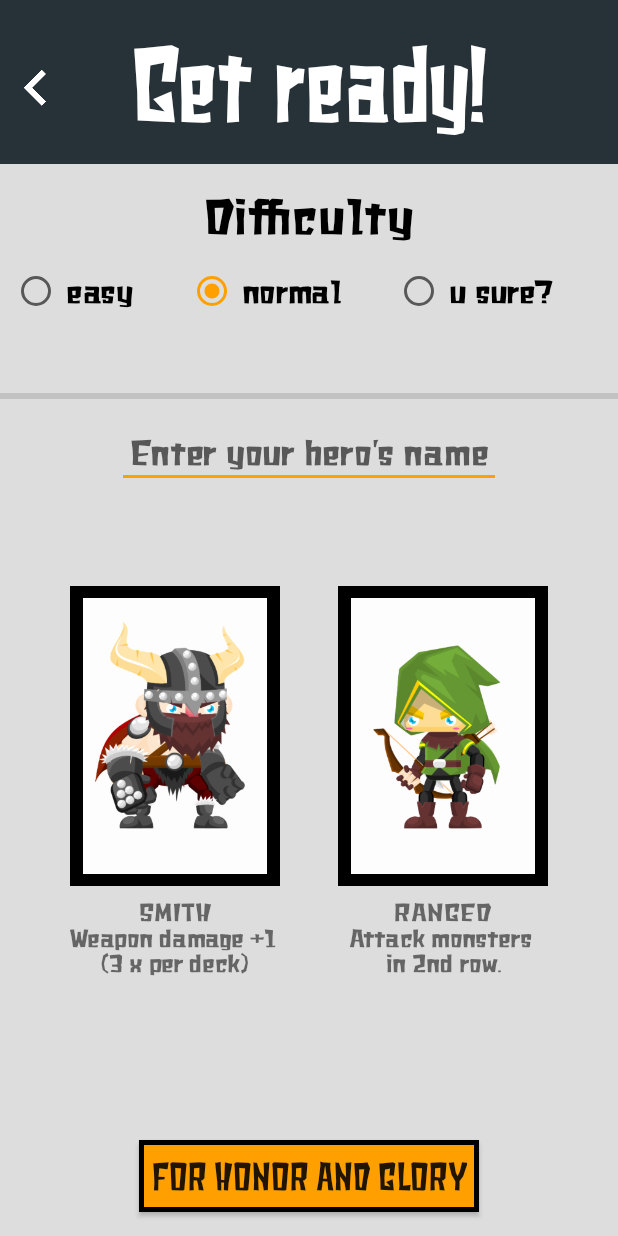
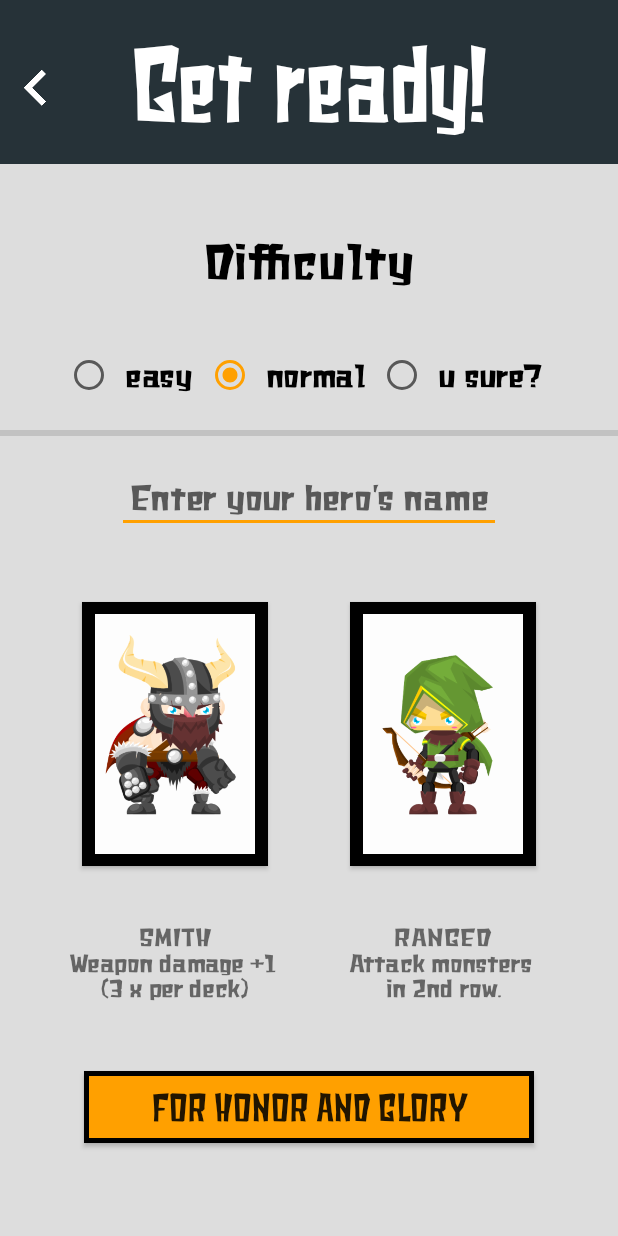
Before and after one commit to manamanah/miscreant, an Android app: the layout fragment_pre_game.xml on its own in the app's theme, with its tools: preview values and no code run, on a phone screen of 412 x 824 dp. Run offline under Robolectric (Android 15) with nearby library versions, the phone set to English and light mode, and no system bars.

Commit message:
fix: Correct constraintlayouts and clean

```diff
--- a/app/src/main/res/layout/fragment_pre_game.xml
+++ b/app/src/main/res/layout/fragment_pre_game.xml
@@ -20,8 +20,7 @@
             android:contentDescription="@string/pre_game_desc"
             app:layout_constraintTop_toTopOf="parent"
             app:layout_constraintStart_toStartOf="parent"
-            app:layout_constraintEnd_toEndOf="parent"
-            app:layout_constraintHorizontal_bias="0.0"/>
+            app:layout_constraintEnd_toEndOf="parent"/>
 
     <ImageButton
             android:id="@+id/back_button"
@@ -47,14 +46,16 @@
 
     <RadioGroup
             android:id="@+id/game_difficulty_group"
-            android:layout_width="match_parent"
+            android:layout_width="wrap_content"
             android:layout_height="wrap_content"
-            android:padding="@dimen/spacing_normal"
+            android:layout_marginStart="@dimen/spacing_normal"
+            android:layout_marginEnd="@dimen/spacing_normal"
             android:orientation="horizontal"
             android:contentDescription="@string/game_difficulty_group_desc"
             app:layout_constraintStart_toStartOf="parent"
             app:layout_constraintEnd_toEndOf="parent"
             app:layout_constraintTop_toBottomOf="@id/difficulty_text"
+            app:layout_constraintBottom_toTopOf="@id/name_edit"
             android:checkedButton="@id/normal_radioButton">
         <RadioButton
                 android:id="@+id/easy_radioButton"
@@ -62,7 +63,6 @@
                 android:layout_width="wrap_content"
                 android:layout_height="wrap_content"
                 android:layout_weight="1"
-                android:padding="@dimen/spacing_half"
                 android:text="@string/easy"
                 android:contentDescription="@string/easy_desc"/>
         <RadioButton
@@ -71,7 +71,6 @@
                 android:layout_width="wrap_content"
                 android:layout_height="wrap_content"
                 android:layout_weight="1"
-                android:padding="@dimen/spacing_half"
                 android:text="@string/normal"
                 android:contentDescription="@string/normal_desc"/>
         <RadioButton
@@ -80,7 +79,6 @@
                 android:layout_width="wrap_content"
                 android:layout_height="wrap_content"
                 android:layout_weight="1"
-                android:padding="@dimen/spacing_half"
                 android:text="@string/hard"
                 android:contentDescription="@string/hard_desc"/>
     </RadioGroup>
@@ -91,6 +89,7 @@
             android:layout_width="wrap_content"
             android:layout_height="wrap_content"
             android:layout_marginTop="@dimen/spacing_normal"
+            android:layout_marginBottom="@dimen/spacing_normal"
             android:inputType="textPersonName"
             android:textAlignment="center"
             android:textSize="@dimen/fontSize_edit"
@@ -100,23 +99,22 @@
             android:maxLength="@integer/edittext_max_length"
             app:layout_constraintStart_toStartOf="parent"
             app:layout_constraintEnd_toEndOf="parent"
-            app:layout_constraintTop_toBottomOf="@id/difficulty_divider"
-            app:layout_constraintBottom_toTopOf="@id/horizontal_guideline_middle"/>
+            app:layout_constraintTop_toBottomOf="@id/game_difficulty_group"
+            app:layout_constraintBottom_toTopOf="@id/viking_button"/>
 
     <ImageButton
             android:id="@+id/viking_button"
             style="@style/hero_button"
             android:layout_width="@dimen/spacing_zero"
-            android:layout_height="wrap_content"
-            android:layout_marginStart="@dimen/spacing_normal"
+            android:layout_height="@dimen/spacing_zero"
             android:contentDescription="@string/hero_viking_desc"
             app:srcCompat="@drawable/viking"
-            app:layout_constraintHeight_max="@dimen/max_height"
-            app:layout_constraintWidth_max="@dimen/max_width"
+            app:layout_constraintWidth_percent="@fraction/thirty_percent"
+            app:layout_constraintDimensionRatio="@fraction/card_ratio"
             app:layout_constraintStart_toStartOf="parent"
             app:layout_constraintEnd_toStartOf="@id/archer_button"
-            app:layout_constraintBottom_toTopOf="@id/horizontal_guideline_bottom"
-            app:layout_constraintTop_toTopOf="@id/horizontal_guideline_middle"
+            app:layout_constraintBottom_toTopOf="@id/viking_special_text"
+            app:layout_constraintTop_toBottomOf="@id/name_edit"
             app:layout_constraintHorizontal_bias="0.5"/>
 
     <TextView
@@ -132,16 +130,15 @@
             android:id="@+id/archer_button"
             style="@style/hero_button"
             android:layout_width="@dimen/spacing_zero"
-            android:layout_height="wrap_content"
-            android:layout_marginEnd="@dimen/spacing_normal"
+            android:layout_height="@dimen/spacing_zero"
             android:contentDescription="@string/hero_archer_desc"
-            app:layout_constraintHeight_max="@dimen/max_height"
-            app:layout_constraintWidth_max="@dimen/max_width"
+            app:layout_constraintWidth_percent="@fraction/thirty_percent"
+            app:layout_constraintDimensionRatio="@fraction/card_ratio"
             app:srcCompat="@drawable/archer"
             app:layout_constraintEnd_toEndOf="parent"
             app:layout_constraintStart_toEndOf="@id/viking_button"
-            app:layout_constraintBottom_toTopOf="@id/horizontal_guideline_bottom"
-            app:layout_constraintTop_toTopOf="@id/horizontal_guideline_middle"
+            app:layout_constraintTop_toTopOf="@id/viking_button"
+            app:layout_constraintBottom_toBottomOf="@id/viking_button"
             app:layout_constraintHorizontal_bias="0.5"/>
 
     <TextView
@@ -151,7 +148,8 @@
             android:contentDescription="@string/archer_power_desc"
             app:layout_constraintEnd_toEndOf="@id/archer_button"
             app:layout_constraintStart_toStartOf="@id/archer_button"
-            app:layout_constraintTop_toBottomOf="@id/archer_button"/>
+            app:layout_constraintTop_toBottomOf="@id/archer_button"
+            app:layout_constraintBottom_toTopOf="@id/ok_button"/>
 
     <Button
             android:id="@+id/ok_button"
@@ -159,29 +157,8 @@
             android:text="@string/start_game_button"
             app:layout_constraintBottom_toBottomOf="parent"
             app:layout_constraintEnd_toEndOf="parent"
-            app:layout_constraintStart_toStartOf="parent"/>
-
-    <!--GUIDELINES-->
-    <androidx.constraintlayout.widget.Guideline
-            android:id="@+id/horizontal_guideline_top"
-            android:orientation="horizontal"
-            android:layout_width="match_parent"
-            android:layout_height="wrap_content"
-            app:layout_constraintGuide_percent="@fraction/thirty_two_percent"/>
-
-    <androidx.constraintlayout.widget.Guideline
-            android:id="@+id/horizontal_guideline_middle"
-            android:orientation="horizontal"
-            android:layout_width="match_parent"
-            android:layout_height="wrap_content"
-            app:layout_constraintGuide_percent="@fraction/fourty_percent"/>
-
-    <androidx.constraintlayout.widget.Guideline
-            android:id="@+id/horizontal_guideline_bottom"
-            android:orientation="horizontal"
-            android:layout_width="match_parent"
-            android:layout_height="wrap_content"
-            app:layout_constraintGuide_percent="@fraction/eighty_percent"/>
+            app:layout_constraintStart_toStartOf="parent"
+            app:layout_constraintTop_toBottomOf="@id/viking_special_text"/>
 
     <!--DIVIDERS-->
     <View
@@ -189,7 +166,7 @@
             android:layout_width="match_parent"
             android:layout_height="@dimen/divider_standard_height"
             android:background="?android:attr/listDivider"
-            app:layout_constraintTop_toTopOf="@id/horizontal_guideline_top"
-            app:layout_constraintBottom_toBottomOf="@id/horizontal_guideline_top"/>
+            app:layout_constraintTop_toBottomOf="@id/game_difficulty_group"
+            app:layout_constraintBottom_toTopOf="@id/name_edit"/>
 
 </androidx.constraintlayout.widget.ConstraintLayout>
--- a/app/src/main/res/values/colors.xml
+++ b/app/src/main/res/values/colors.xml
@@ -13,10 +13,11 @@
     <color name="secondaryColor">#ffa000</color>
     <color name="secondaryLightColor">#ffd149</color>
     <color name="secondaryDarkColor">#c67100</color>
-    <color name="primaryTextColor">#ffffff</color>
+    <color name="primaryTextColor">#FFFFFF</color>
     <color name="secondaryTextColor">#000000</color>
     <color name="buttonBorderColor">#000000</color>
-    <color name="backgroundLight">#dddddd</color>
+    <color name="backgroundWhite">#ffffff</color>
+    <color name="backgroundLight">#DDDDDD</color>
     <color name="backgroundBlack">#000000</color>
     <color name="backgroundSelected">#ffa000</color>
 </resources>
--- a/app/src/main/res/values/dimens.xml
+++ b/app/src/main/res/values/dimens.xml
@@ -9,27 +9,20 @@
 <resources>
     <dimen name="elevation_min">2dp</dimen>
     <dimen name="divider_standard_height">4dp</dimen>
-    <dimen name="audio_divider_marginTop">230dp</dimen>
     <dimen name="thumb_size">18dp</dimen>
-    <dimen name="image_border">4dp</dimen>
+    <dimen name="card_border">4dp</dimen>
 
     <!--SWITCH-->
     <dimen name="switch_min_width">150dp</dimen>
 
     <!--SEEKBAR-->
     <dimen name="seekbar_min_width">140dp</dimen>
-    <dimen name="seekbar_height">30dp</dimen>
-    <dimen name="seekbar_size">10dp</dimen>
 
     <!--BUTTON-->
     <dimen name="button_border">3dp</dimen>
     <dimen name="button_border_focus">4dp</dimen>
-    <dimen name="ok_min_width">220dp</dimen>
+    <dimen name="ok_min_width">300dp</dimen>
     <dimen name="settings_button_size">48dp</dimen>
-
-    <!--IMAGEBUTTON-->
-    <dimen name="max_width">140dp</dimen>
-    <dimen name="max_height">200dp</dimen>
 
     <!--SPACINGS-->
     <dimen name="spacing_zero">0dp</dimen>
--- a/app/src/main/res/values/strings.xml
+++ b/app/src/main/res/values/strings.xml
@@ -37,6 +37,7 @@
     <string name="app_name_desc">You\'re playing the game Miscreant.</string>
     <string name="archer_power_desc">Archer\'s power is ranged attack</string>
     <string name="audio_title_desc">Audio settings</string>
+    <string name="backpack_desc">backpack stores an item card</string>
     <string name="game_difficulty_title_desc">Game difficulty</string>
     <string name="hero_archer_desc">the archer hero</string>
     <string name="hero_viking_desc">the viking hero</string>
@@ -48,6 +49,7 @@
     <string name="volume_sound_desc">Sound volume</string>
 
     <!--BUTTON DESC-->
+    <string name="back_button_desc">back button</string>
     <string name="credits_button_desc">Credits button</string>
     <string name="highscore_button_desc">Highscores button</string>
     <string name="ok_button_desc">Submit button</string>
@@ -74,6 +76,5 @@
     <string name="german_button_desc">Radiobutton to select german as language</string>
     <string name="hard_desc">Radiobutton for hard game</string>
     <string name="normal_desc">Radiobutton for normal game</string>
-    <string name="back_button_desc">back button</string>
 
 </resources>
--- a/app/src/main/res/values/styles.xml
+++ b/app/src/main/res/values/styles.xml
@@ -52,7 +52,6 @@
         <item name="android:layout_width">wrap_content</item>
         <item name="android:layout_height">wrap_content</item>
         <item name="android:layout_marginStart">@dimen/spacing_large</item>
-        <item name="android:layout_marginEnd">@dimen/spacing_xLarge</item>
         <item name="android:minWidth">@dimen/switch_min_width</item>
         <item name="android:padding">@dimen/spacing_normal</item>
         <item name="android:textScaleX">@fraction/letter_spacing_normal</item>
@@ -86,18 +85,20 @@
         <item name="android:textSize">@dimen/fontSize_normal_title</item>
         <item name="android:textScaleX">@fraction/letter_spacing_normal</item>
         <item name="android:layout_marginEnd">@dimen/spacing_large</item>
+        <item name="android:layout_marginBottom">@dimen/spacing_double</item>
     </style>
 
     <style name="ok_button">
         <item name="android:layout_width">wrap_content</item>
         <item name="android:layout_height">wrap_content</item>
         <item name="android:minWidth">@dimen/ok_min_width</item>
+        <item name="android:layout_marginBottom">@dimen/spacing_double</item>
         <item name="android:padding">@dimen/spacing_normal</item>
         <item name="android:textSize">@dimen/fontSize_homeButton</item>
+        <item name="android:textAlignment">center</item>
         <item name="android:textScaleX">@fraction/letter_spacing_min</item>
         <item name="android:contentDescription">@string/ok_button_desc</item>
         <item name="android:background">@drawable/button_custom</item>
-        <item name="android:layout_marginBottom">@dimen/spacing_double</item>
     </style>
 
     <style name="radiobutton">
@@ -107,22 +108,30 @@
     </style>
 
     <style name="hero_button">
+        <item name="android:layout_marginTop">@dimen/spacing_normal</item>
         <item name="android:layout_marginBottom">@dimen/spacing_normal</item>
         <item name="android:background">@color/backgroundBlack</item>
         <item name="android:scaleType">fitCenter</item>
         <item name="android:padding">@dimen/spacing_normal</item>
+        <item name="android:elevation">@dimen/elevation_min</item>
     </style>
 
     <style name="hero_power_description">
         <item name="android:layout_width">wrap_content</item>
         <item name="android:layout_height">wrap_content</item>
-        <item name="android:layout_marginTop">@dimen/spacing_normal</item>
         <item name="android:layout_marginStart">@dimen/spacing_half</item>
         <item name="android:layout_marginEnd">@dimen/spacing_half</item>
-        <item name="android:paddingBottom">@dimen/spacing_normal</item>
+        <item name="android:layout_marginBottom">@dimen/spacing_normal</item>
         <item name="android:textScaleX">@fraction/letter_spacing_normal</item>
         <item name="android:textAlignment">center</item>
         <item name="android:lineSpacingMultiplier">@fraction/linespacing_normal</item>
     </style>
 
+    <style name="card">
+        <item name="android:layout_width">@dimen/spacing_zero</item>
+        <item name="android:layout_height">@dimen/spacing_zero</item>
+        <item name="android:padding">@dimen/spacing_half</item>
+        <item name="android:background">@color/backgroundBlack</item>
+    </style>
+
 </resources>
```
Also changed, not shown: app/src/main/res/layout/fragment_settings.xml (+17 -30 lines), app/src/main/res/values/fractions.xml (+11 -4 lines), 1 other file.
